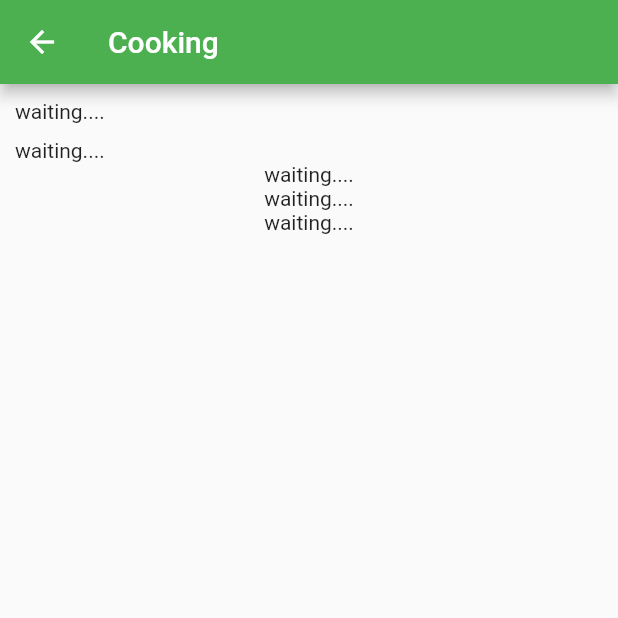
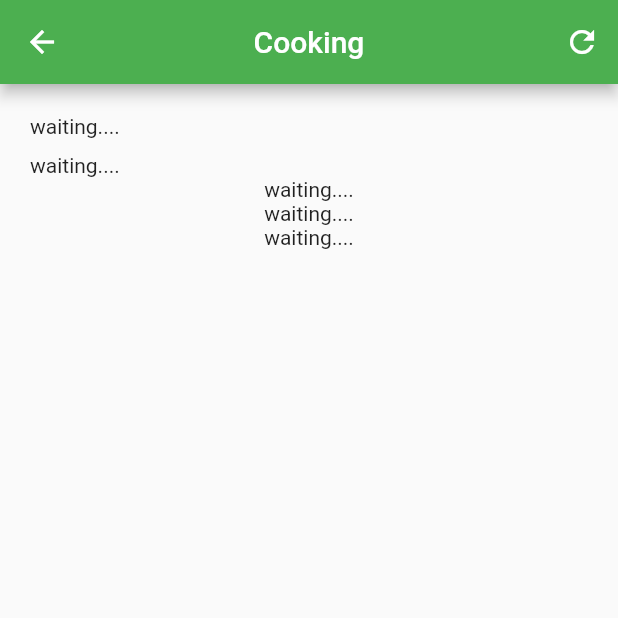
Before and after one commit to Nghi1706/AppChayXanh, a Flutter app: the CookProduct screen opened directly with empty values, on a phone screen of 412 x 824 dp, the top half of it. Run offline on Flutter 3.47's test engine with Material 2 defaults, Android fonts, the phone set to English and light mode, and no system bars; our stand-ins replace bloc, flutter_bloc, shared_preferences; missing offline and left inert: dart:ffi; accounts and stored records are empty; network calls fail.

```diff
--- a/lib/bloc/datarestaurant_bloc.dart
+++ b/lib/bloc/datarestaurant_bloc.dart
@@ -32,6 +32,7 @@ class DatarestaurantBloc
         emit(DataRes(data: products));
       }
       if (event is DataCheckValue) {
+        emit(DataLoading());
         final prefs = await SharedPreferences.getInstance();
         restaurantID = prefs.getString(idRestaurant).toString();
         var productMaterial = await CallAPI()
@@ -57,6 +58,7 @@ class DatarestaurantBloc
             data: productMaterial, canCook: canCook, number: event.value));
       }
       if (event is DataUpdateValue) {
+        emit(DataUpdating());
         final prefs = await SharedPreferences.getInstance();
         restaurantID = prefs.getString(idRestaurant).toString();
         var mR = await CallAPI()
--- a/lib/bloc/datarestaurant_state.dart
+++ b/lib/bloc/datarestaurant_state.dart
@@ -28,3 +28,5 @@ class DataUpdated extends DatarestaurantState {
 class DataUpdateFail extends DatarestaurantState {
   DataUpdateFail();
 }
+
+class DataLoading extends DatarestaurantState {}
--- a/lib/bloc/product_bloc.dart
+++ b/lib/bloc/product_bloc.dart
@@ -67,6 +67,7 @@ class ProductBloc extends Bloc<ProductEvent, ProductState> {
         }
       }
       if (event is ProductFetch) {
+        emit(ProductFetching());
         var product = await CallAPI().Get(getProducts, "");
         product = json.decode(product);
         var material = await CallAPI().Get(getMaterials, "");
@@ -74,6 +75,7 @@ class ProductBloc extends Bloc<ProductEvent, ProductState> {
         emit(ProductFetchState(product: product, material: material));
       }
       if (event is ProductFetchMaterial) {
+        emit(ProductFetching());
         var params = {"Products": event.idProduct};
         var res = await CallAPI().Get(getProductsMaterials, params);
         res = json.decode(res);
--- a/lib/bloc/product_state.dart
+++ b/lib/bloc/product_state.dart
@@ -43,3 +43,7 @@ class ProductIsDeleting extends ProductState {}
 class ProductDeleted extends ProductState {}
 
 class ProductDeleteFail extends ProductState {}
+
+class ProductFetching extends ProductState {}
+
+class ProductFetched extends ProductState {}
--- a/lib/screen/cook.dart
+++ b/lib/screen/cook.dart
@@ -27,127 +27,6 @@ class _CookProductState extends State<CookProduct> {
 
   @override
   Widget build(BuildContext context) {
-    List data = [];
-    bool canCook = true;
-    double number = 0.0;
-    List<DataRow> material = [];
-    return Scaffold(
-      appBar: AppBar(
-        title: const Text('Cooking'),
-      ),
-      body: BlocBuilder(
-          bloc: datarestaurantBloc,
-          builder: (context, state) {
-            if (state is DataResValue) {
-              data = state.data;
-              canCook = state.canCook;
-              number = state.number;
-              for (var i = 0; i < data.length; i++) {
-                material.add(DataRow(cells: [
-                  DataCell(Text(data[i]['Materials']['name'])),
-                  DataCell(
-                      Text(data[i]['Materials']['total'].toStringAsFixed(2))),
-                  DataCell(Text(
-                      data[i]['Materials']['valueRes'].toStringAsFixed(2))),
-                  DataCell(Text(data[i]['Materials']['unit'])),
-                ]));
-              }
-            }
-            return Container(
-              padding: EdgeInsets.all(10),
-              child: Column(
-                children: [
-                  Row(
-                    children: [
-                      data.length != 0
-                          ? Text(
-                              "Name : " + data[0]['Products']['name'],
-                              style: TextStyle(fontSize: 20),
-                            )
-                          : Text('waiting....')
-                    ],
-                  ),
-                  SizedBox(
-                    height: 10,
-                  ),
-                  Row(
-                    children: [
-                      number != 0
-                          ? Text("Number product : " + number.toString(),
-                              style: TextStyle(fontSize: 20))
-                          : Text("waiting....")
-                    ],
-                  ),
-                  data.length != 0
-                      ? DataTable(
-                          columns: const [
-                            DataColumn(label: Text("Name")),
-                            DataColumn(label: Text("Total")),
-                            DataColumn(label: Text("Available")),
-                            DataColumn(label: Text("Unit")),
-                          ],
-                          rows: material,
-                        )
-                      : Text('waiting....'),
-                  data.length != 0
-                      ? (canCook
-                          ? OutlinedButton(
-                              onPressed: () => {
-                                    showDialog(
-                                        context: context,
-                                        builder: (BuildContext context) {
-                                          return AlertDialog(
-                                            content: Text("Cook now ?"),
-                                            actions: [
-                                              OutlinedButton(
-                                                  onPressed: () {
-                                                    Navigator.pop(context);
-                                                  },
-                                                  child: const Text("cancel")),
-                                              BlocListener<DatarestaurantBloc,
-                                                  DatarestaurantState>(
-                                                bloc: datarestaurantBloc,
-                                                listener: (context, state) {
-                                                  if (state is DataUpdating) {
-                                                    showLoaderDialog(
-                                                        context, "updating !");
-                                                  }
-                                                  if (state is DataUpdated) {
-                                                    showDialogResult(
-                                                        context, "updated");
-                                                  }
-                                                  if (state is DataUpdateFail) {
-                                                    showDialogResult(
-                                                        context, "fail");
-                                                  }
-                                                },
-                                                child: OutlinedButton(
-                                                    onPressed: () {
-                                                      datarestaurantBloc.add(
-                                                          DataUpdateValue(
-                                                              data: data));
-                                                    },
-                                                    child: const Text("ok")),
-                                              )
-                                            ],
-                                          );
-                                        })
-                                  },
-                              child: const Text("Cook"))
-                          : Text(""))
-                      : Text('waiting....'),
-                  data.length != 0
-                      ? (canCook
-                          ? Text('you can cook!')
-                          : Text("you can't cook!"))
-                      : Text('waiting....'),
-                ],
-              ),
-            );
-          }),
-    );
-  }
-
     showLoaderDialog(BuildContext context, String data) {
       AlertDialog alert = AlertDialog(
         content: new Row(
@@ -173,7 +52,6 @@ class _CookProductState extends State<CookProduct> {
           OutlinedButton(
               onPressed: () {
                 Navigator.pop(context);
-              Navigator.pop(context);
               },
               child: const Text("ok"))
         ],
@@ -185,4 +63,149 @@ class _CookProductState extends State<CookProduct> {
         },
       );
     }
+
+    List data = [];
+    bool canCook = true;
+    double number = 0.0;
+    List<DataRow> material = [];
+    return Scaffold(
+        appBar: AppBar(
+          title: const Text('Cooking'),
+          centerTitle: true,
+          actions: [
+            IconButton(
+                onPressed: () {
+                  setState(() {
+                    log("ok");
+                    datarestaurantBloc.add(DataCheckValue(
+                        productId: widget.productID, value: widget.value));
+                  });
+                },
+                icon: Icon(Icons.refresh))
+          ],
+        ),
+        body: Container(
+            padding: EdgeInsets.all(10),
+            child: SingleChildScrollView(
+                child: Column(
+              children: [
+                BlocListener<DatarestaurantBloc, DatarestaurantState>(
+                    bloc: datarestaurantBloc,
+                    listener: (context, state) {
+                      if (state is DataUpdating) {
+                        Navigator.pop(context);
+                        showLoaderDialog(context, "updating !");
                       }
+                      if (state is DataUpdated) {
+                        Navigator.pop(context);
+                        showDialogResult(context, "updated");
+                      }
+                      if (state is DataUpdateFail) {
+                        Navigator.pop(context);
+                        showDialogResult(context, "fail");
+                      }
+                    },
+                    child: Container()),
+                BlocBuilder(
+                    bloc: datarestaurantBloc,
+                    builder: (context, state) {
+                      if (state is DataResValue) {
+                        data = state.data;
+                        canCook = state.canCook;
+                        number = state.number;
+                        for (var i = 0; i < data.length; i++) {
+                          material.add(DataRow(cells: [
+                            DataCell(Text(data[i]['Materials']['name'])),
+                            DataCell(Text(data[i]['Materials']['total']
+                                .toStringAsFixed(2))),
+                            DataCell(Text(data[i]['Materials']['valueRes']
+                                .toStringAsFixed(2))),
+                            DataCell(Text(data[i]['Materials']['unit'])),
+                          ]));
+                        }
+                      }
+                      return Container(
+                        padding: EdgeInsets.all(10),
+                        child: Column(
+                          children: [
+                            Row(
+                              children: [
+                                data.length != 0
+                                    ? Text(
+                                        "Name : " + data[0]['Products']['name'],
+                                        style: TextStyle(fontSize: 20),
+                                      )
+                                    : Text('waiting....')
+                              ],
+                            ),
+                            SizedBox(
+                              height: 10,
+                            ),
+                            Row(
+                              children: [
+                                number != 0
+                                    ? Text(
+                                        "Number product : " + number.toString(),
+                                        style: TextStyle(fontSize: 20))
+                                    : Text("waiting....")
+                              ],
+                            ),
+                            data.length != 0
+                                ? DataTable(
+                                    columns: const [
+                                      DataColumn(label: Text("Name")),
+                                      DataColumn(label: Text("Total")),
+                                      DataColumn(label: Text("Available")),
+                                      DataColumn(label: Text("Unit")),
+                                    ],
+                                    rows: material,
+                                  )
+                                : Text('waiting....'),
+                            data.length != 0
+                                ? (canCook
+                                    ? OutlinedButton(
+                                        onPressed: () => {
+                                              showDialog(
+                                                  context: context,
+                                                  builder:
+                                                      (BuildContext context) {
+                                                    return AlertDialog(
+                                                      content:
+                                                          Text("Cook now ?"),
+                                                      actions: [
+                                                        OutlinedButton(
+                                                            onPressed: () {
+                                                              Navigator.pop(
+                                                                  context);
+                                                            },
+                                                            child: const Text(
+                                                                "cancel")),
+                                                        OutlinedButton(
+                                                            onPressed: () {
+                                                              datarestaurantBloc.add(
+                                                                  DataUpdateValue(
+                                                                      data:
+                                                                          data));
+                                                            },
+                                                            child: const Text(
+                                                                "ok"))
+                                                      ],
+                                                    );
+                                                  })
+                                            },
+                                        child: const Text("Cook"))
+                                    : Text(""))
+                                : Text('waiting....'),
+                            data.length != 0
+                                ? (canCook
+                                    ? Text('you can cook!')
+                                    : Text("you can't cook!"))
+                                : Text('waiting....'),
+                          ],
+                        ),
+                      );
+                    })
+              ],
+            ))));
+  }
+}
```
Also changed, not shown: lib/screen/cooking.dart (+11 -0 lines), lib/screen/product.dart (+30 -0 lines), lib/screen/productInfo.dart (+24 -10 lines), lib/widget/menuHost.dart (+35 -35 lines). Lines whose indentation alone changed are shown as unchanged.
